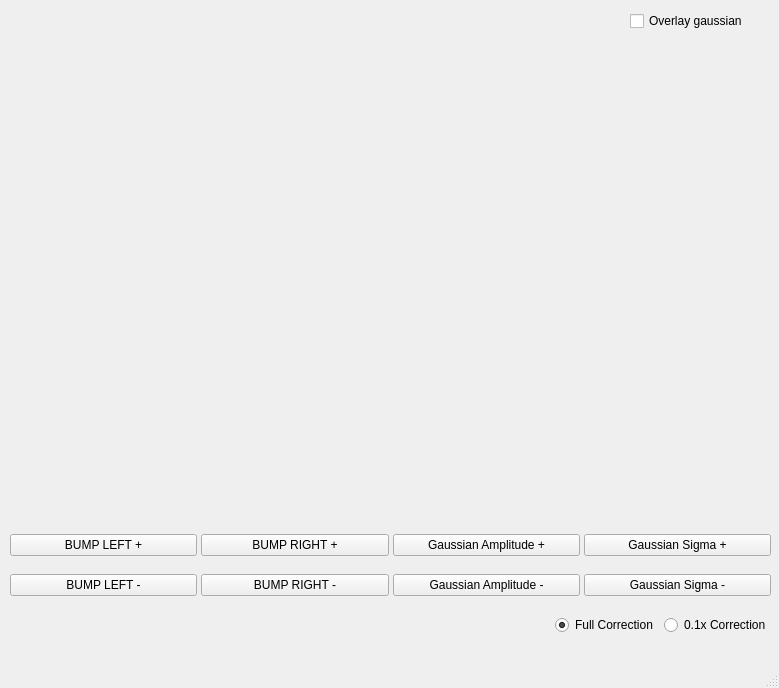
Before: the Qt Designer form i10beamlineui.ui in DiamondLightSource/i10switching, drawn with Qt 5.
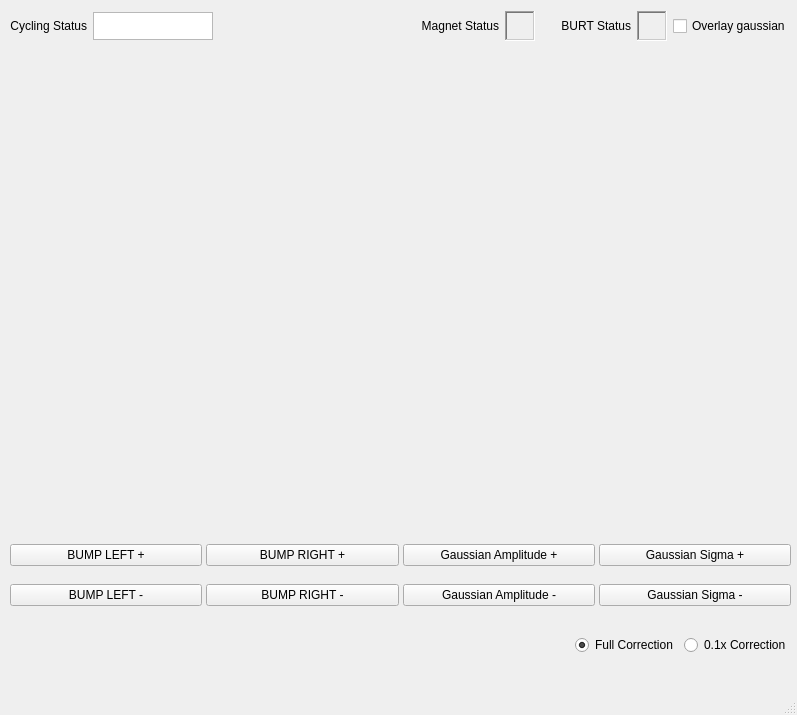
After: the same form once the commit is applied.

Commit message: Added monitoring squares though not connected them up, experimented with moving some code into i10buttons but moved it back when I realised it had to go with the gui, tidied up the gui code so that the order is more straightforward, added magnet limit lines on simulation (though not with correct magnet limits yet)

```diff
--- a/i10beamlineui.ui
+++ b/i10beamlineui.ui
@@ -6,8 +6,8 @@
    <rect>
     <x>0</x>
     <y>0</y>
-    <width>779</width>
-    <height>688</height>
+    <width>797</width>
+    <height>715</height>
    </rect>
   </property>
   <property name="windowTitle">
@@ -18,8 +18,8 @@
     <property name="geometry">
      <rect>
       <x>10</x>
-      <y>520</y>
-      <width>761</width>
+      <y>530</y>
+      <width>781</width>
       <height>91</height>
      </rect>
     </property>
@@ -95,8 +95,8 @@
     <property name="geometry">
      <rect>
       <x>10</x>
-      <y>610</y>
-      <width>761</width>
+      <y>630</y>
+      <width>781</width>
       <height>31</height>
      </rect>
     </property>
@@ -137,25 +137,222 @@
     <property name="geometry">
      <rect>
       <x>10</x>
-      <y>40</y>
-      <width>761</width>
+      <y>50</y>
+      <width>781</width>
       <height>471</height>
      </rect>
     </property>
     <layout class="QVBoxLayout" name="graph_layout"/>
    </widget>
-   <widget class="QCheckBox" name="checkBox">
+   <widget class="QWidget" name="layoutWidget_3">
     <property name="geometry">
      <rect>
-      <x>630</x>
+      <x>10</x>
       <y>10</y>
-      <width>141</width>
-      <height>22</height>
+      <width>781</width>
+      <height>32</height>
      </rect>
     </property>
-    <property name="text">
-     <string>Overlay gaussian</string>
-    </property>
+    <layout class="QGridLayout" name="status_gridlayout_3">
+     <property name="sizeConstraint">
+      <enum>QLayout::SetDefaultConstraint</enum>
+     </property>
+     <property name="verticalSpacing">
+      <number>6</number>
+     </property>
+     <item row="0" column="1">
+      <widget class="QLabel" name="cycling_label_3">
+       <property name="maximumSize">
+        <size>
+         <width>16777215</width>
+         <height>28</height>
+        </size>
+       </property>
+       <property name="text">
+        <string>Cycling Status</string>
+       </property>
+       <property name="alignment">
+        <set>Qt::AlignRight|Qt::AlignTrailing|Qt::AlignVCenter</set>
+       </property>
+      </widget>
+     </item>
+     <item row="0" column="2">
+      <widget class="QTextEdit" name="cycling_textbox_3">
+       <property name="minimumSize">
+        <size>
+         <width>80</width>
+         <height>28</height>
+        </size>
+       </property>
+       <property name="maximumSize">
+        <size>
+         <width>120</width>
+         <height>28</height>
+        </size>
+       </property>
+       <property name="focusPolicy">
+        <enum>Qt::NoFocus</enum>
+       </property>
+       <property name="contextMenuPolicy">
+        <enum>Qt::DefaultContextMenu</enum>
+       </property>
+       <property name="acceptDrops">
+        <bool>false</bool>
+       </property>
+       <property name="verticalScrollBarPolicy">
+        <enum>Qt::ScrollBarAlwaysOff</enum>
+       </property>
+       <property name="horizontalScrollBarPolicy">
+        <enum>Qt::ScrollBarAlwaysOff</enum>
+       </property>
+       <property name="readOnly">
+        <bool>true</bool>
+       </property>
+      </widget>
+     </item>
+     <item row="0" column="3">
+      <spacer name="horizontalSpacer_3">
+       <property name="orientation">
+        <enum>Qt::Horizontal</enum>
+       </property>
+       <property name="sizeHint" stdset="0">
+        <size>
+         <width>20</width>
+         <height>20</height>
+        </size>
+       </property>
+      </spacer>
+     </item>
+     <item row="0" column="6">
+      <widget class="QFrame" name="magnet_led_3">
+       <property name="sizePolicy">
+        <sizepolicy hsizetype="Preferred" vsizetype="Preferred">
+         <horstretch>0</horstretch>
+         <verstretch>0</verstretch>
+        </sizepolicy>
+       </property>
+       <property name="minimumSize">
+        <size>
+         <width>30</width>
+         <height>30</height>
+        </size>
+       </property>
+       <property name="maximumSize">
+        <size>
+         <width>30</width>
+         <height>30</height>
+        </size>
+       </property>
+       <property name="autoFillBackground">
+        <bool>true</bool>
+       </property>
+       <property name="frameShape">
+        <enum>QFrame::WinPanel</enum>
+       </property>
+       <property name="frameShadow">
+        <enum>QFrame::Sunken</enum>
+       </property>
+       <property name="lineWidth">
+        <number>1</number>
+       </property>
+       <property name="midLineWidth">
+        <number>0</number>
+       </property>
+      </widget>
+     </item>
+     <item row="0" column="7">
+      <spacer name="horizontalSpacer_5">
+       <property name="orientation">
+        <enum>Qt::Horizontal</enum>
+       </property>
+       <property name="sizeType">
+        <enum>QSizePolicy::Preferred</enum>
+       </property>
+       <property name="sizeHint" stdset="0">
+        <size>
+         <width>20</width>
+         <height>20</height>
+        </size>
+       </property>
+      </spacer>
+     </item>
+     <item row="0" column="8">
+      <widget class="QLabel" name="burt_label_3">
+       <property name="maximumSize">
+        <size>
+         <width>16777215</width>
+         <height>28</height>
+        </size>
+       </property>
+       <property name="text">
+        <string>BURT Status</string>
+       </property>
+       <property name="alignment">
+        <set>Qt::AlignRight|Qt::AlignTrailing|Qt::AlignVCenter</set>
+       </property>
+      </widget>
+     </item>
+     <item row="0" column="9">
+      <widget class="QFrame" name="burt_led_3">
+       <property name="sizePolicy">
+        <sizepolicy hsizetype="Preferred" vsizetype="Preferred">
+         <horstretch>0</horstretch>
+         <verstretch>0</verstretch>
+        </sizepolicy>
+       </property>
+       <property name="minimumSize">
+        <size>
+         <width>30</width>
+         <height>30</height>
+        </size>
+       </property>
+       <property name="maximumSize">
+        <size>
+         <width>30</width>
+         <height>30</height>
+        </size>
+       </property>
+       <property name="autoFillBackground">
+        <bool>true</bool>
+       </property>
+       <property name="frameShape">
+        <enum>QFrame::WinPanel</enum>
+       </property>
+       <property name="frameShadow">
+        <enum>QFrame::Sunken</enum>
+       </property>
+       <property name="lineWidth">
+        <number>1</number>
+       </property>
+       <property name="midLineWidth">
+        <number>0</number>
+       </property>
+      </widget>
+     </item>
+     <item row="0" column="10">
+      <widget class="QCheckBox" name="checkBox">
+       <property name="text">
+        <string>Overlay gaussian</string>
+       </property>
+      </widget>
+     </item>
+     <item row="0" column="5">
+      <widget class="QLabel" name="magnet_label_3">
+       <property name="maximumSize">
+        <size>
+         <width>16777215</width>
+         <height>28</height>
+        </size>
+       </property>
+       <property name="text">
+        <string>Magnet Status</string>
+       </property>
+       <property name="alignment">
+        <set>Qt::AlignRight|Qt::AlignTrailing|Qt::AlignVCenter</set>
+       </property>
+      </widget>
+     </item>
+    </layout>
    </widget>
   </widget>
   <widget class="QMenuBar" name="menubar">
```
Left out of the diff: 7 changed lines with no effect on the pictures. The commit also changes 5 other files.
